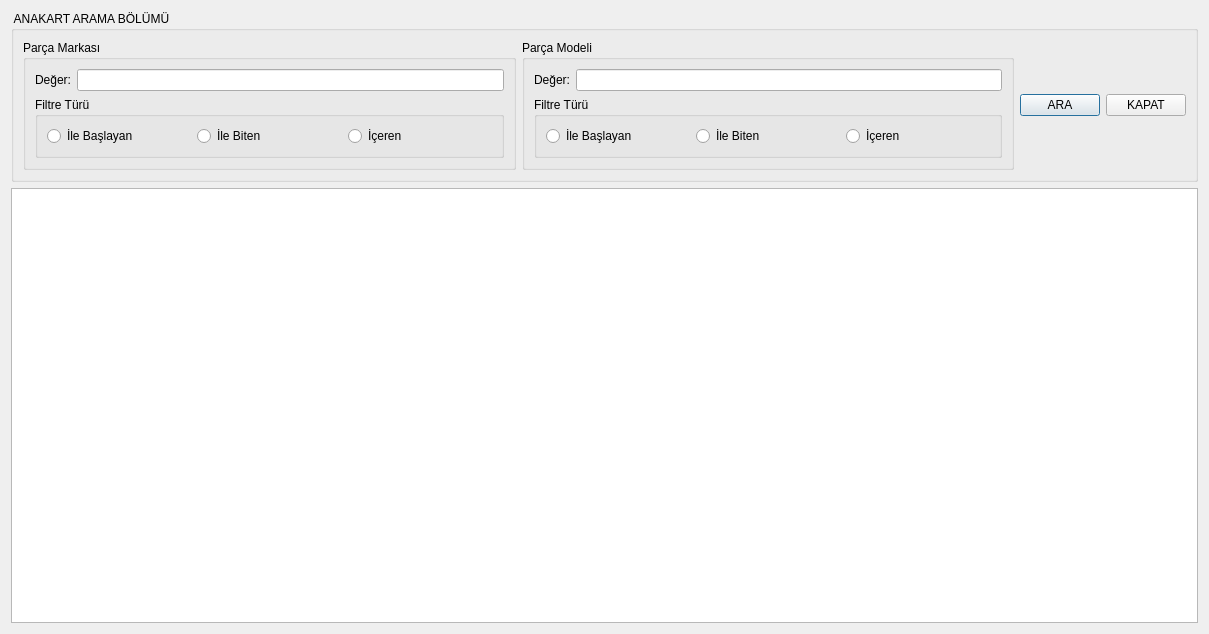
Qt form UI/ListeFormlari/tmoanakartlisteformu.ui (onur35iii/TeknolojiMarketiOtomasyonu) before a commit.
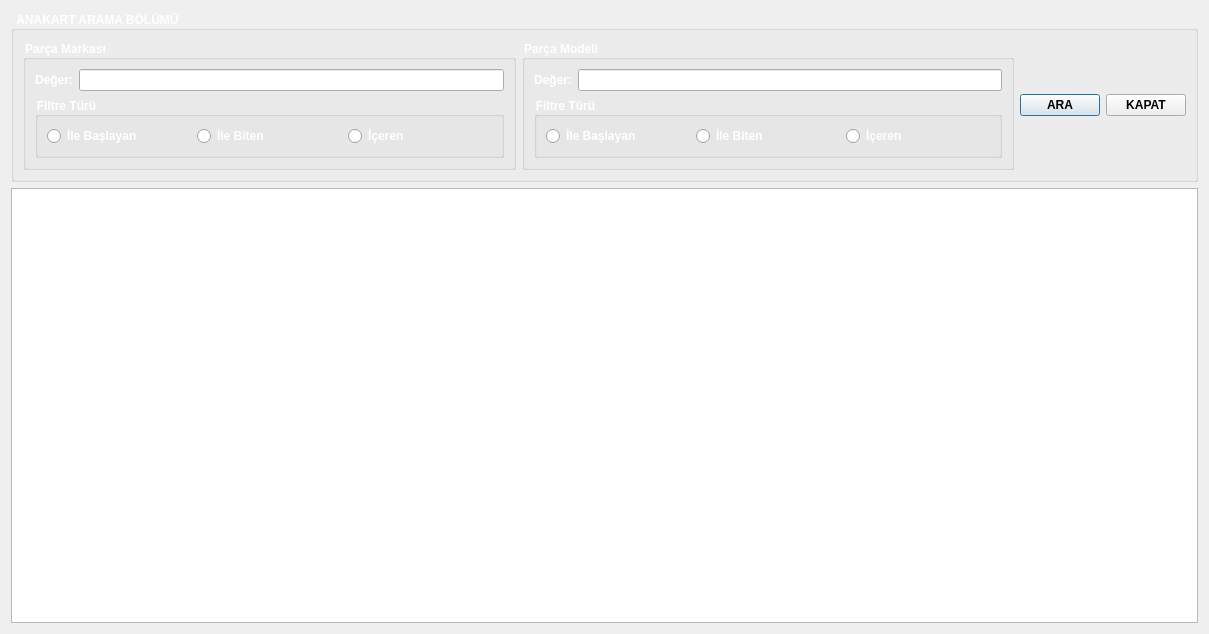
The same form after that commit. Icons and pictures are not drawn.

```diff
--- a/UI/ListeFormlari/tmoanakartlisteformu.ui
+++ b/UI/ListeFormlari/tmoanakartlisteformu.ui
@@ -13,6 +13,27 @@
   <property name="windowTitle">
    <string>Dialog</string>
   </property>
+  <property name="styleSheet">
+   <string notr="true">
+TMOAnakartListeFormu{
+
+	background-image: url(:/resimler/anakart.jpg);
+}
+
+QLabel {
+   font:Bold; 
+   color: #ffffff;
+}
+QGroupBox {
+    font:Bold;
+color: #ffffff;
+}
+QPushButton{font:Bold;}
+QRadioButton{
+    font:Bold;
+color: #ffffff;
+}</string>
+  </property>
   <layout class="QGridLayout" name="gridLayout_6">
    <item row="0" column="0">
     <widget class="QGroupBox" name="GPAramaBolumu">
```
Left out of the diff: 166 changed lines with no effect on the pictures.
